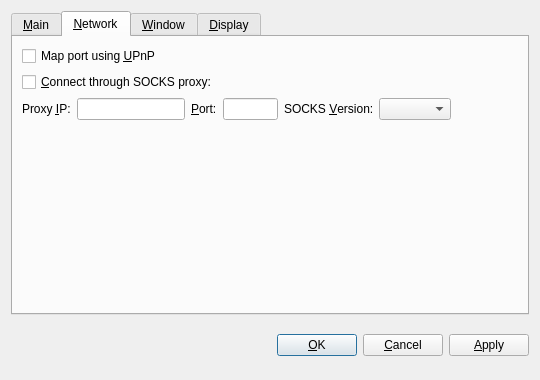
Old version of the form src/qt/forms/optionsdialog.ui in the repository yacoin/yacoin.
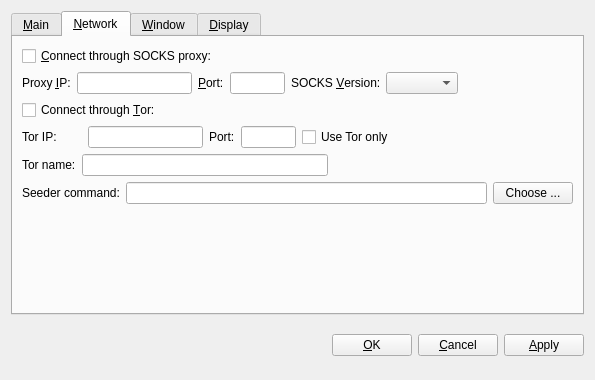
New version of the form. The open tabs and pages were chosen to show the change. Custom widgets are drawn as their Qt base class.

The edit to the form file:
```diff
--- a/src/qt/forms/optionsdialog.ui
+++ b/src/qt/forms/optionsdialog.ui
@@ -1,12 +1,12 @@
 <?xml version="1.0" encoding="UTF-8"?>
 <ui version="4.0">
  <class>OptionsDialog</class>
- <widget class="QDialog" name="OptionsDialog">
+ <widget class="QWidget" name="OptionsDialog">
   <property name="geometry">
    <rect>
     <x>0</x>
     <y>0</y>
-    <width>540</width>
+    <width>595</width>
     <height>380</height>
    </rect>
   </property>
@@ -126,16 +126,6 @@
        <string>&amp;Network</string>
       </attribute>
       <layout class="QVBoxLayout" name="verticalLayout_Network">
-       <item>
-        <widget class="QCheckBox" name="mapPortUpnp">
-         <property name="toolTip">
-          <string>Automatically open the YACoin client port on the router. This only works when your router supports UPnP and it is enabled.</string>
-         </property>
-         <property name="text">
-          <string>Map port using &amp;UPnP</string>
-         </property>
-        </widget>
-       </item>
        <item>
         <widget class="QCheckBox" name="connectSocks">
          <property name="toolTip">
@@ -236,7 +226,132 @@
         </layout>
        </item>
        <item>
-        <spacer name="verticalSpacer_Network">
+        <widget class="QCheckBox" name="connectTor">
+         <property name="text">
+          <string>Connect through &amp;Tor:</string>
+         </property>
+        </widget>
+       </item>
+       <item>
+        <layout class="QHBoxLayout" name="horizontalLayout_Tor">
+         <item>
+          <widget class="QLabel" name="torIpLabel">
+           <property name="minimumSize">
+            <size>
+             <width>60</width>
+             <height>0</height>
+            </size>
+           </property>
+           <property name="text">
+            <string>Tor IP:</string>
+           </property>
+          </widget>
+         </item>
+         <item>
+          <widget class="QValidatedLineEdit" name="torIp">
+           <property name="maximumSize">
+            <size>
+             <width>115</width>
+             <height>16777215</height>
+            </size>
+           </property>
+          </widget>
+         </item>
+         <item>
+          <widget class="QLabel" name="torPortLabel">
+           <property name="text">
+            <string>Port:</string>
+           </property>
+          </widget>
+         </item>
+         <item>
+          <widget class="QLineEdit" name="torPort">
+           <property name="maximumSize">
+            <size>
+             <width>55</width>
+             <height>16777215</height>
+            </size>
+           </property>
+          </widget>
+         </item>
+         <item>
+          <widget class="QCheckBox" name="TorOnly">
+           <property name="text">
+            <string>Use Tor only</string>
+           </property>
+          </widget>
+         </item>
+         <item>
+          <spacer name="horizontalSpacer">
+           <property name="orientation">
+            <enum>Qt::Horizontal</enum>
+           </property>
+           <property name="sizeHint" stdset="0">
+            <size>
+             <width>40</width>
+             <height>20</height>
+            </size>
+           </property>
+          </spacer>
+         </item>
+        </layout>
+       </item>
+       <item>
+        <layout class="QHBoxLayout" name="horizontalLayout">
+         <item>
+          <widget class="QLabel" name="torNameLabel">
+           <property name="text">
+            <string>Tor name:</string>
+           </property>
+           <property name="textFormat">
+            <enum>Qt::PlainText</enum>
+           </property>
+           <property name="buddy">
+            <cstring>torName</cstring>
+           </property>
+          </widget>
+         </item>
+         <item>
+          <widget class="QLineEdit" name="torName"/>
+         </item>
+         <item>
+          <spacer name="horizontalSpacer_3">
+           <property name="orientation">
+            <enum>Qt::Horizontal</enum>
+           </property>
+           <property name="sizeHint" stdset="0">
+            <size>
+             <width>40</width>
+             <height>20</height>
+            </size>
+           </property>
+          </spacer>
+         </item>
+        </layout>
+       </item>
+       <item>
+        <layout class="QHBoxLayout" name="horizontalLayout_3">
+         <item>
+          <widget class="QLabel" name="externalSeederLabel">
+           <property name="text">
+            <string>Seeder command:</string>
+           </property>
+          </widget>
+         </item>
+         <item>
+          <widget class="QLineEdit" name="externalSeederCommand"/>
+         </item>
+         <item>
+          <widget class="QPushButton" name="chooseSeeder">
+           <property name="text">
+            <string>Choose ...</string>
+           </property>
+          </widget>
+         </item>
+        </layout>
+       </item>
+       <item>
+        <spacer name="verticalSpacer">
          <property name="orientation">
           <enum>Qt::Vertical</enum>
          </property>
```
Left out of the diff: 62 changed lines with no effect on the pictures.
